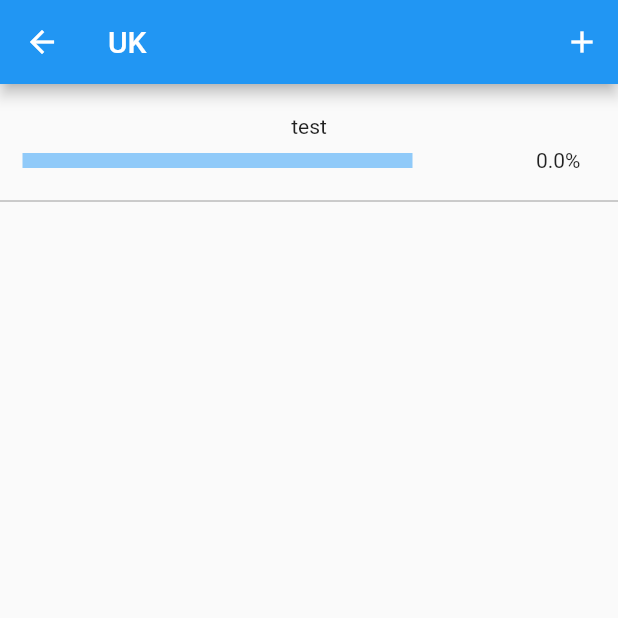
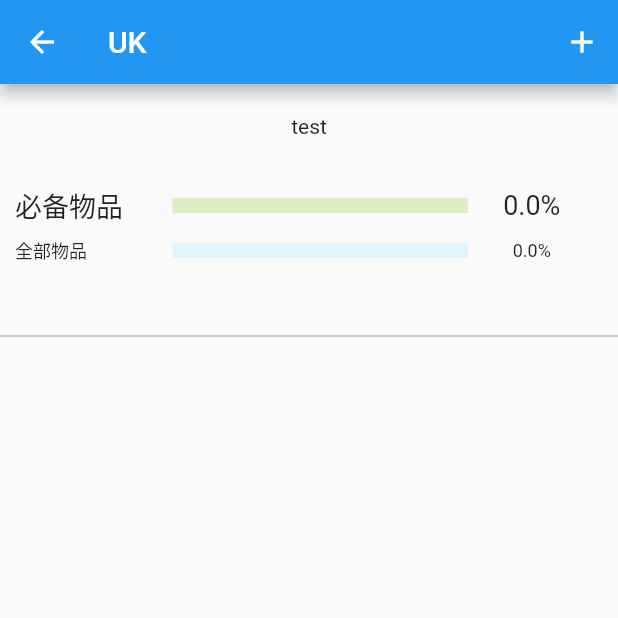
Before and after one commit to robertyuyang/itemList, a Flutter app: the screen it shows after launch, after a tap on "testadd", after a tap on "UK", on a phone screen of 412 x 824 dp, the top half of it. Run offline on Flutter 3.47's test engine with Material 2 defaults, Android fonts, the phone set to English and light mode, and no system bars; our stand-ins replace bloc, flutter_bloc, rxdart, shared_preferences, tuple; missing offline and left inert: dart:ffi.

Commit message:
增加全部物品进度条，增加planAdd

```diff
--- a/lib/plan_bloc.dart
+++ b/lib/plan_bloc.dart
@@ -33,6 +33,24 @@ class RBPlanBloc extends Bloc<RBPlanEvent, RBPlanState> {
       : (checkedItemsCount.toDouble() / itemsCount.toDouble());
   String get checkedPercentString =>
       (checkedPercent * 100).toStringAsFixed(1) + "%";
+
+  double get requiredCheckedPercent {
+    double requiredCheckedItemsCount = 0.0;
+    double requiredItemsCount = 0.0;
+    int itemCount = this._plan.itemList.length;
+    for(int i  = 0; i < itemCount; i++){
+      if(_plan.itemList[i].required){
+        requiredItemsCount++;
+        if(_plan.checkList[i]){
+          requiredCheckedItemsCount++;
+        }
+      }
+    }
+
+    return requiredItemsCount == 0 ? 0 :  requiredCheckedItemsCount / requiredItemsCount;
+  }
+
+  String get requiredCheckedPercentString => (requiredCheckedPercent * 100).toStringAsFixed(1) + '%';
 
   RBPlanBloc(this._plan);
 
--- a/lib/plan_list_page.dart
+++ b/lib/plan_list_page.dart
@@ -3,6 +3,7 @@ import 'package:flutter_bloc/flutter_bloc.dart';
 import 'package:itemlist/plan_bloc.dart';
 import 'package:itemlist/plan_page.dart';
 import 'plan_list_bloc.dart';
+import 'plan_edit_dialog.dart';
 
 class ItemListMainPage extends StatefulWidget {
   @override
@@ -27,7 +28,26 @@ class ItemListMainPageState extends State<ItemListMainPage> {
   @override
   Widget build(BuildContext context) {
     return Scaffold(
-      appBar: new AppBar(title: new Text('Item List Main Page')),
+      appBar: new AppBar(
+        title: new Text('所有计划'),
+              actions: <Widget>[
+                IconButton(
+                  icon: Icon(Icons.add),
+                  onPressed: (){
+                    showDialog(
+                      context: context,
+                      barrierDismissible: false,
+                      builder: (context) {
+                        RBPlanEditDialog dialog =  RBPlanEditDialog();
+                        dialog.callback = (String name, String desc){
+                          _planListBloc.add(RBPlanListAddPlanEvent(name: name, desc: desc));
+                        };
+                        //dialog.callback = this.addItemCallBack;
+                        return dialog;
+                      });
+
+                })
+              ],),
       body: BlocBuilder<RBPlanListBloc, RBPlanListState>(
           bloc: _planListBloc,
           builder: (context, state) {
--- a/lib/plan_page.dart
+++ b/lib/plan_page.dart
@@ -55,22 +55,44 @@ class PlanPageState extends State<PlanPage> {
               return Column(children: <Widget>[
                 Container(
                   padding: EdgeInsets.only(top: 20),
-                  height: 70.0,
+                  height: 160.0,
                   child: Column(
                     mainAxisAlignment: MainAxisAlignment.start,
                     children:<Widget>[
-                    Text(planBloc.desc),
+                    Padding(padding:EdgeInsets.only(bottom:30),child: Text(planBloc.desc)),
                     Row(children: <Widget>[
+                      Container(width: 100, padding: EdgeInsets.only(left:10),child: Text('必备物品', style: TextStyle(fontSize: 18),),),
+                      Expanded(child:
+                      Container(
+                        width: 175,
+                        height: 30,
+                        padding: EdgeInsets.only(left:15.0, top:10.0, bottom: 10.0, right: 10),
+                        child:LinearProgressIndicator(value: planBloc.requiredCheckedPercent,
+                        backgroundColor: Colors.lightGreen.shade100 , valueColor: AlwaysStoppedAnimation(Colors.lightGreen.shade500))),
+                      ),
+                      //Expanded(child: SizedBox()),
+                      Container(
+                        width: 90,
+                        height: 30,
+                        padding: EdgeInsets.only(right:25),
+                        child: Center(child:Text(planBloc.requiredCheckedPercentString, style: (TextStyle(fontSize:18)),)),
+                        )
+                    ]),
+                    Row(children: <Widget>[
+                      Container(width: 100,padding: EdgeInsets.only(left:10),child: Text('全部物品', style: TextStyle(fontSize: 12),),),
+                      Expanded(child:
                       Container(
                         width: 275,
                         height: 30,
-                        padding: EdgeInsets.only(left:15.0, top:10.0, bottom: 10.0),
-                        child:LinearProgressIndicator(value: planBloc.checkedPercent)),
-                      Expanded(child: SizedBox()),
+                        padding: EdgeInsets.only(left:15.0, top:10.0, bottom: 10.0, right: 10),
+                        child:LinearProgressIndicator(value: planBloc.checkedPercent,
+                        backgroundColor: Colors.lightBlue.shade50 , valueColor: AlwaysStoppedAnimation(Colors.lightBlue.shade200),)),
+                      ),
                       Container(
                         height: 30,
+                        width: 90,
                         padding: EdgeInsets.only(right:25),
-                        child: Center(child:Text(planBloc.checkedPercentString)),
+                        child: Center(child:Text(planBloc.checkedPercentString, style: TextStyle(fontSize: 12))),
                         )
                     ])
                   ]),
@@ -92,12 +114,15 @@ class PlanPageState extends State<PlanPage> {
                               child: Row(
                                 children: <Widget>[
                                   Padding(
-                                      padding: EdgeInsets.only(left: 30),
+                                      padding: EdgeInsets.only(left: 30,right: 7),
                                       child: Text(
                                         itemMap.item1.name,
                                         style: TextStyle(
                                             color: Colors.blue, fontSize: 18),
                                       )),
+                                  Container(
+                                    decoration: BoxDecoration(borderRadius:BorderRadius.circular(1), border: Border.all(color:Colors.blue, width: .5)),
+                                    child:Text(itemMap.item1.required ? '必备品':'', style: TextStyle(fontSize: 10),)),
                                   Expanded(child: SizedBox()),
                                   Padding(
                                       padding: EdgeInsets.only(right: 10),
```
Also changed, not shown: lib/plan_edit_dialog.dart (+32 -38 lines).
